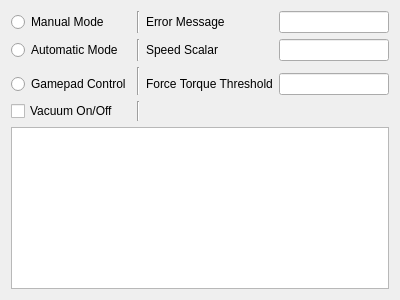
Old version of the form resource/experiment_gui.ui in the repository rpiRobotics/rpi_arm_composites_manufacturing_gui.
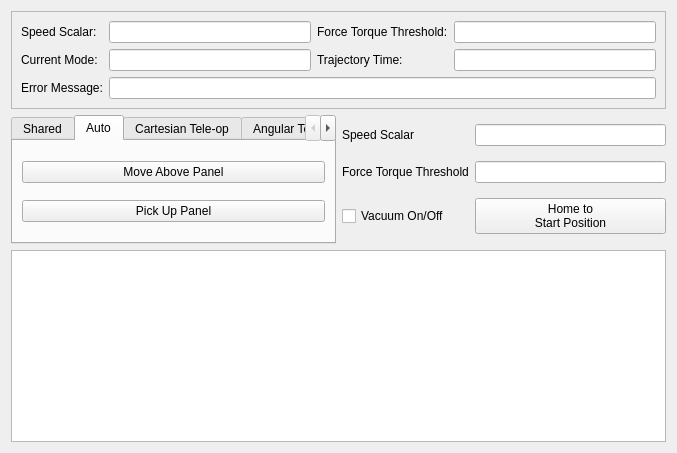
New version of the form. The open tabs and pages were chosen to show the change.

What changed in the file:
```diff
--- a/resource/experiment_gui.ui
+++ b/resource/experiment_gui.ui
@@ -6,102 +6,188 @@
    <rect>
     <x>0</x>
     <y>0</y>
-    <width>400</width>
-    <height>300</height>
+    <width>677</width>
+    <height>453</height>
    </rect>
   </property>
   <property name="windowTitle">
    <string>Form</string>
   </property>
-  <layout class="QGridLayout" name="gridLayout">
-   <item row="3" column="2">
-    <widget class="QLabel" name="label">
+  <layout class="QVBoxLayout" name="verticalLayout_4">
+   <item>
+    <widget class="QFrame" name="frame">
+     <property name="frameShape">
+      <enum>QFrame::StyledPanel</enum>
+     </property>
+     <property name="frameShadow">
+      <enum>QFrame::Raised</enum>
+     </property>
+     <layout class="QGridLayout" name="gridLayout_2">
+      <item row="0" column="1">
+       <widget class="QLineEdit" name="Speed_scalar_display"/>
+      </item>
+      <item row="0" column="2">
+       <widget class="QLabel" name="label_7">
      <property name="text">
-      <string>Force Torque Threshold</string>
+         <string>Force Torque Threshold:</string>
      </property>
     </widget>
    </item>
    <item row="0" column="0">
-    <widget class="QRadioButton" name="Manual_mode">
+       <widget class="QLabel" name="label_6">
      <property name="text">
-      <string>Manual Mode</string>
+         <string>Speed Scalar:</string>
      </property>
     </widget>
    </item>
+      <item row="1" column="3">
+       <widget class="QLineEdit" name="Trajectory_time_display"/>
+      </item>
+      <item row="1" column="2">
+       <widget class="QLabel" name="label_9">
+        <property name="text">
+         <string>Trajectory Time:</string>
+        </property>
+       </widget>
+      </item>
+      <item row="1" column="1">
+       <widget class="QLineEdit" name="Mode_display"/>
+      </item>
    <item row="1" column="0">
-    <widget class="QRadioButton" name="Automatic_mode">
+       <widget class="QLabel" name="label_8">
      <property name="text">
-      <string>Automatic Mode</string>
+         <string>Current Mode:</string>
      </property>
     </widget>
    </item>
-   <item row="6" column="0" colspan="4">
-    <widget class="QListWidget" name="State_info"/>
-   </item>
-   <item row="5" column="0">
+      <item row="0" column="3">
+       <widget class="QLineEdit" name="Ft_threshold_display"/>
+      </item>
+      <item row="2" column="0">
+       <widget class="QLabel" name="label_3">
+        <property name="text">
+         <string>Error Message:</string>
+        </property>
+       </widget>
+      </item>
+      <item row="2" column="1" colspan="3">
+       <widget class="QLineEdit" name="Error_msg"/>
+      </item>
+     </layout>
+    </widget>
+   </item>
+   <item>
+    <layout class="QHBoxLayout" name="horizontalLayout_2">
+     <item>
+      <widget class="QTabWidget" name="tabWidget">
+       <property name="currentIndex">
+        <number>3</number>
+       </property>
+       <widget class="QWidget" name="Shared">
+        <attribute name="title">
+         <string>Shared</string>
+        </attribute>
+        <layout class="QVBoxLayout" name="verticalLayout_2">
+         <item>
+          <widget class="QLabel" name="label_4">
+           <property name="text">
+            <string>Please Use 
+Teach Pendant</string>
+           </property>
+          </widget>
+         </item>
+        </layout>
+       </widget>
+       <widget class="QWidget" name="Auto">
+        <attribute name="title">
+         <string>Auto</string>
+        </attribute>
+        <layout class="QVBoxLayout" name="verticalLayout">
+         <item>
+          <widget class="QPushButton" name="Move_to_panel">
+           <property name="text">
+            <string>Move Above Panel</string>
+           </property>
+          </widget>
+         </item>
+         <item>
+          <widget class="QPushButton" name="Panel_pickup">
+           <property name="text">
+            <string>Pick Up Panel</string>
+           </property>
+          </widget>
+         </item>
+        </layout>
+       </widget>
+       <widget class="QWidget" name="Cartesian_teleop">
+        <attribute name="title">
+         <string>Cartesian Tele-op</string>
+        </attribute>
+        <layout class="QVBoxLayout" name="verticalLayout_3">
+         <item>
+          <widget class="QLabel" name="label_5">
+           <property name="text">
+            <string>Please Use
+ Gamepad</string>
+           </property>
+          </widget>
+         </item>
+        </layout>
+       </widget>
+       <widget class="QWidget" name="Angular_teleop">
+        <attribute name="title">
+         <string>Angular Tele-op</string>
+        </attribute>
+       </widget>
+      </widget>
+     </item>
+     <item>
+      <layout class="QGridLayout" name="gridLayout">
+       <item row="3" column="1">
+        <widget class="QPushButton" name="Home_button">
+         <property name="text">
+          <string>Home to 
+Start Position</string>
+         </property>
+        </widget>
+       </item>
+       <item row="3" column="0">
     <widget class="QCheckBox" name="Vacuum">
      <property name="text">
       <string>Vacuum On/Off</string>
      </property>
     </widget>
    </item>
-   <item row="3" column="0">
-    <widget class="QRadioButton" name="Gamepad_control">
+       <item row="2" column="0">
+        <widget class="QLabel" name="label">
      <property name="text">
-      <string>Gamepad Control</string>
+          <string>Force Torque Threshold</string>
      </property>
     </widget>
    </item>
-   <item row="2" column="1" rowspan="2">
-    <widget class="Line" name="line">
-     <property name="orientation">
-      <enum>Qt::Vertical</enum>
-     </property>
-    </widget>
-   </item>
-   <item row="1" column="1">
-    <widget class="Line" name="line_2">
-     <property name="orientation">
-      <enum>Qt::Vertical</enum>
-     </property>
-    </widget>
-   </item>
-   <item row="0" column="1">
-    <widget class="Line" name="line_3">
-     <property name="orientation">
-      <enum>Qt::Vertical</enum>
-     </property>
-    </widget>
-   </item>
-   <item row="5" column="1">
-    <widget class="Line" name="line_4">
-     <property name="orientation">
-      <enum>Qt::Vertical</enum>
-     </property>
-    </widget>
-   </item>
-   <item row="3" column="3">
+       <item row="2" column="1">
     <widget class="QLineEdit" name="Ft_threshold"/>
    </item>
-   <item row="1" column="2">
+       <item row="1" column="0">
     <widget class="QLabel" name="label_2">
      <property name="text">
       <string>Speed Scalar</string>
      </property>
     </widget>
    </item>
-   <item row="1" column="3">
+       <item row="1" column="1">
     <widget class="QLineEdit" name="Speed_scalar"/>
    </item>
-   <item row="0" column="2">
-    <widget class="QLabel" name="label_3">
-     <property name="text">
-      <string>Error Message</string>
-     </property>
-    </widget>
-   </item>
-   <item row="0" column="3">
-    <widget class="QLineEdit" name="Error_msg"/>
+      </layout>
+     </item>
+    </layout>
+   </item>
+   <item>
+    <layout class="QHBoxLayout" name="horizontalLayout">
+     <item>
+      <widget class="QListWidget" name="State_info"/>
+     </item>
+    </layout>
    </item>
   </layout>
  </widget>
```
Lines whose indentation alone changed are shown as unchanged.
